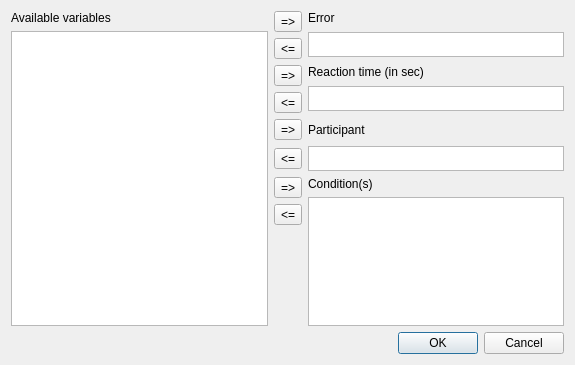
Before: the Qt Designer form cogstat/ui/diffusion.ui in cogstat/cogstat, drawn with Qt 5.
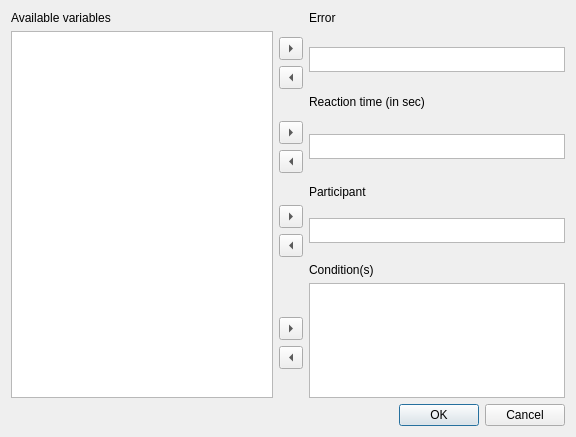
After: the same form once the commit is applied.

The edit to the form file:
```diff
--- a/cogstat/ui/diffusion.ui
+++ b/cogstat/ui/diffusion.ui
@@ -6,8 +6,8 @@
    <rect>
     <x>0</x>
     <y>0</y>
-    <width>575</width>
-    <height>365</height>
+    <width>576</width>
+    <height>437</height>
    </rect>
   </property>
   <property name="windowTitle">
@@ -37,30 +37,10 @@
    </item>
    <item row="0" column="1">
     <layout class="QGridLayout" name="gridLayout">
-     <item row="1" column="1" rowspan="2">
-      <widget class="QListWidget" name="errorListWidget">
-       <property name="maximumSize">
-        <size>
-         <width>16777215</width>
-         <height>25</height>
-        </size>
-       </property>
-       <property name="selectionMode">
-        <enum>QAbstractItemView::ExtendedSelection</enum>
-       </property>
-      </widget>
-     </item>
-     <item row="0" column="0" rowspan="2">
-      <widget class="QToolButton" name="addError">
-       <property name="text">
-        <string>=&gt;</string>
-       </property>
-      </widget>
-     </item>
-     <item row="2" column="0">
+     <item row="3" column="0">
       <widget class="QToolButton" name="removeError">
-       <property name="text">
-        <string>&lt;=</string>
+       <property name="arrowType">
+        <enum>Qt::LeftArrow</enum>
        </property>
       </widget>
      </item>
@@ -74,11 +54,31 @@
        </property>
       </widget>
      </item>
+     <item row="1" column="1" rowspan="3">
+      <widget class="QListWidget" name="errorListWidget">
+       <property name="maximumSize">
+        <size>
+         <width>16777215</width>
+         <height>25</height>
+        </size>
+       </property>
+       <property name="selectionMode">
+        <enum>QAbstractItemView::ExtendedSelection</enum>
+       </property>
+      </widget>
+     </item>
+     <item row="2" column="0">
+      <widget class="QToolButton" name="addError">
+       <property name="arrowType">
+        <enum>Qt::RightArrow</enum>
+       </property>
+      </widget>
+     </item>
     </layout>
    </item>
    <item row="1" column="1">
     <layout class="QGridLayout" name="gridLayout_2">
-     <item row="1" column="1" rowspan="2">
+     <item row="1" column="1" rowspan="4">
       <widget class="QListWidget" name="RTListWidget">
        <property name="maximumSize">
         <size>
@@ -92,9 +92,9 @@
       </widget>
      </item>
      <item row="2" column="0">
-      <widget class="QToolButton" name="removeRT">
-       <property name="text">
-        <string>&lt;=</string>
+      <widget class="QToolButton" name="addRT">
+       <property name="arrowType">
+        <enum>Qt::RightArrow</enum>
        </property>
       </widget>
      </item>
@@ -108,10 +108,10 @@
        </property>
       </widget>
      </item>
-     <item row="0" column="0" rowspan="2">
-      <widget class="QToolButton" name="addRT">
-       <property name="text">
-        <string>=&gt;</string>
+     <item row="3" column="0">
+      <widget class="QToolButton" name="removeRT">
+       <property name="arrowType">
+        <enum>Qt::LeftArrow</enum>
        </property>
       </widget>
      </item>
@@ -119,13 +119,6 @@
    </item>
    <item row="2" column="1">
     <layout class="QGridLayout" name="gridLayout_3">
-     <item row="0" column="0">
-      <widget class="QToolButton" name="addParticipant">
-       <property name="text">
-        <string>=&gt;</string>
-       </property>
-      </widget>
-     </item>
      <item row="0" column="1">
       <widget class="QLabel" name="label_2">
        <property name="text">
@@ -137,13 +130,13 @@
       </widget>
      </item>
      <item row="1" column="0">
-      <widget class="QToolButton" name="removeParticipant">
-       <property name="text">
-        <string>&lt;=</string>
+      <widget class="QToolButton" name="addParticipant">
+       <property name="arrowType">
+        <enum>Qt::RightArrow</enum>
        </property>
       </widget>
      </item>
-     <item row="1" column="1">
+     <item row="1" column="1" rowspan="2">
       <widget class="QListWidget" name="participantListWidget">
        <property name="maximumSize">
         <size>
@@ -156,6 +149,13 @@
        </property>
       </widget>
      </item>
+     <item row="2" column="0">
+      <widget class="QToolButton" name="removeParticipant">
+       <property name="arrowType">
+        <enum>Qt::LeftArrow</enum>
+       </property>
+      </widget>
+     </item>
     </layout>
    </item>
    <item row="3" column="1">
@@ -170,24 +170,17 @@
        </property>
       </widget>
      </item>
-     <item row="2" column="0">
-      <widget class="QToolButton" name="removeCondition">
-       <property name="text">
-        <string>&lt;=</string>
-       </property>
-      </widget>
-     </item>
-     <item row="0" column="0" rowspan="2">
-      <widget class="QToolButton" name="addCondition">
-       <property name="text">
-        <string>=&gt;</string>
-       </property>
-      </widget>
-     </item>
-     <item row="1" column="1" rowspan="3">
+     <item row="1" column="1" rowspan="4">
       <widget class="QListWidget" name="conditionListWidget"/>
      </item>
      <item row="3" column="0">
+      <widget class="QToolButton" name="removeCondition">
+       <property name="arrowType">
+        <enum>Qt::LeftArrow</enum>
+       </property>
+      </widget>
+     </item>
+     <item row="4" column="0">
       <spacer name="verticalSpacer">
        <property name="orientation">
         <enum>Qt::Vertical</enum>
@@ -200,6 +193,26 @@
        </property>
       </spacer>
      </item>
+     <item row="2" column="0">
+      <widget class="QToolButton" name="addCondition">
+       <property name="arrowType">
+        <enum>Qt::RightArrow</enum>
+       </property>
+      </widget>
+     </item>
+     <item row="1" column="0">
+      <spacer name="verticalSpacer_2">
+       <property name="orientation">
+        <enum>Qt::Vertical</enum>
+       </property>
+       <property name="sizeHint" stdset="0">
+        <size>
+         <width>20</width>
+         <height>40</height>
+        </size>
+       </property>
+      </spacer>
+     </item>
     </layout>
    </item>
    <item row="4" column="1">
```
Left out of the diff: 7 changed lines with no effect on the pictures.
